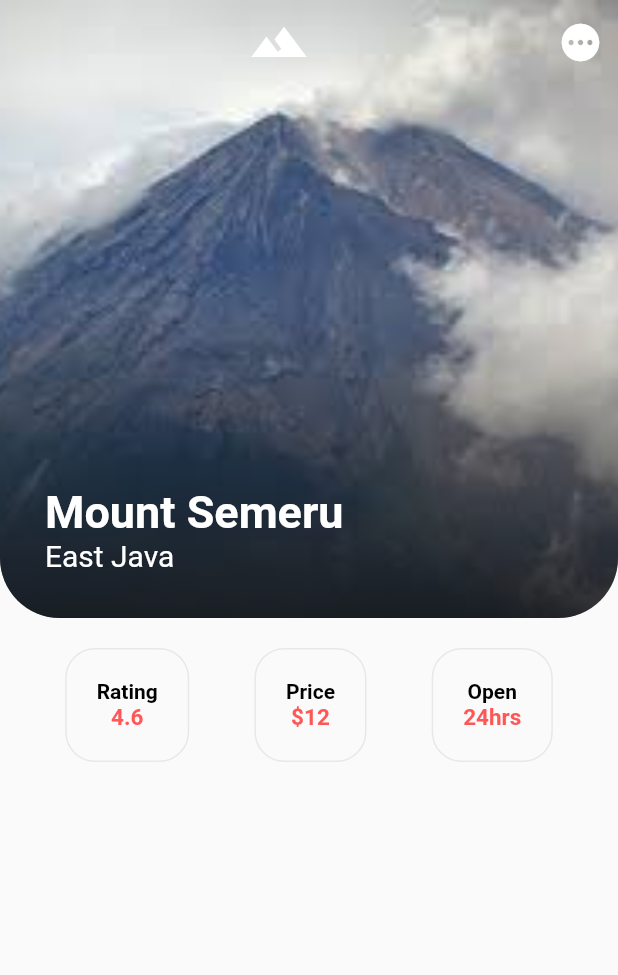
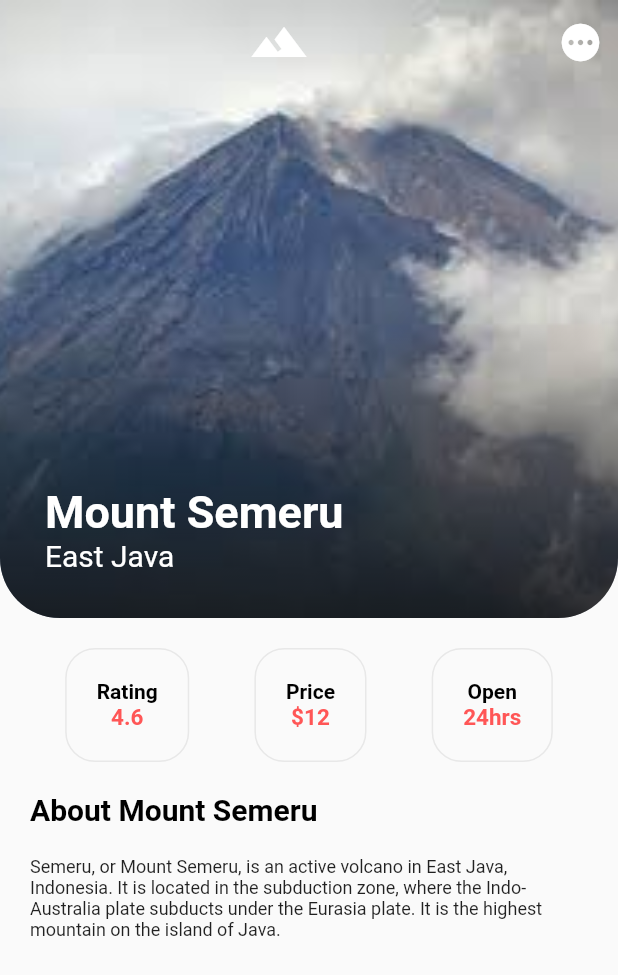
Before and after one commit to manjozib/practice_flutter, a Flutter app: the screen it shows after launch, on a phone screen of 412 x 824 dp. Shown: the top 975 px of the screen. Run offline on Flutter 3.47's test engine with Material 2 defaults, Android fonts, the phone set to English and light mode, and no system bars.

Commit message:
mountain description in the bottom region of the details page

```diff
--- a/lib/main.dart
+++ b/lib/main.dart
@@ -207,25 +207,35 @@ class  DetailsPage extends StatelessWidget {
           Expanded(
               child: Column(
                 children: [
-                  DetailsRatingBar()
-                  // Container(
-                  //   child: Row(
-                  //     children: [
-                  //       Container(
-                  //         child: Column(
-                  //           children: [
-                  //             Text(
-                  //               'Rating'
-                  //             ),
-                  //             Text(
-                  //                 '4.6'
-                  //             )
-                  //           ],
-                  //         ),
-                  //       )
-                  //     ],
-                  //   ),
-                  // )
+                  DetailsRatingBar(),
+                  Expanded(
+                      child: Column(
+                        crossAxisAlignment: CrossAxisAlignment.start,
+                        children: [
+                          Padding(
+                            padding: const EdgeInsets.only(left: 20, right: 20, bottom: 20),
+                            child: Text(
+                              'About ${selectedItem.name}',
+                              textAlign: TextAlign.left,
+                              style: TextStyle(
+                                color: Colors.black,
+                                fontSize: 20,
+                                fontWeight: FontWeight.bold
+                              ),
+                            ),
+                          ),
+                          Padding(
+                            padding: EdgeInsets.only(left: 20, right: 20, bottom: 20),
+                            child: Text(
+                              '${selectedItem.description}',
+                              style: TextStyle(
+                                fontSize: 12
+                              ),
+                            ),
+                          )
+                        ],
+                      )
+                  )
                 ],
               )
           )
```
